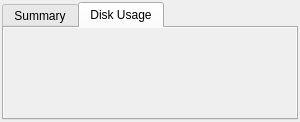
Above: lumina-desktop/desktop-plugins/systemmonitor/MonitorWidget.ui from lumina-desktop/lumina before the change. Below: the same form after it.
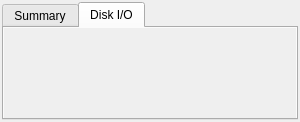
That is the form after the change. The open tabs and pages were chosen to show the change.

Commit message: Change some text on the "system monitor" desktop plugin: "Disk Usage" -> "Disk I/O"

Patch:
```diff
--- a/lumina-desktop/desktop-plugins/systemmonitor/MonitorWidget.ui
+++ b/lumina-desktop/desktop-plugins/systemmonitor/MonitorWidget.ui
@@ -82,7 +82,7 @@
      </widget>
      <widget class="QWidget" name="tab_disks">
       <attribute name="title">
-       <string>Disk Usage</string>
+       <string>Disk I/O</string>
       </attribute>
       <layout class="QVBoxLayout" name="verticalLayout">
        <property name="leftMargin">
```
Left out of the diff: 4 changed lines with no effect on the pictures.
